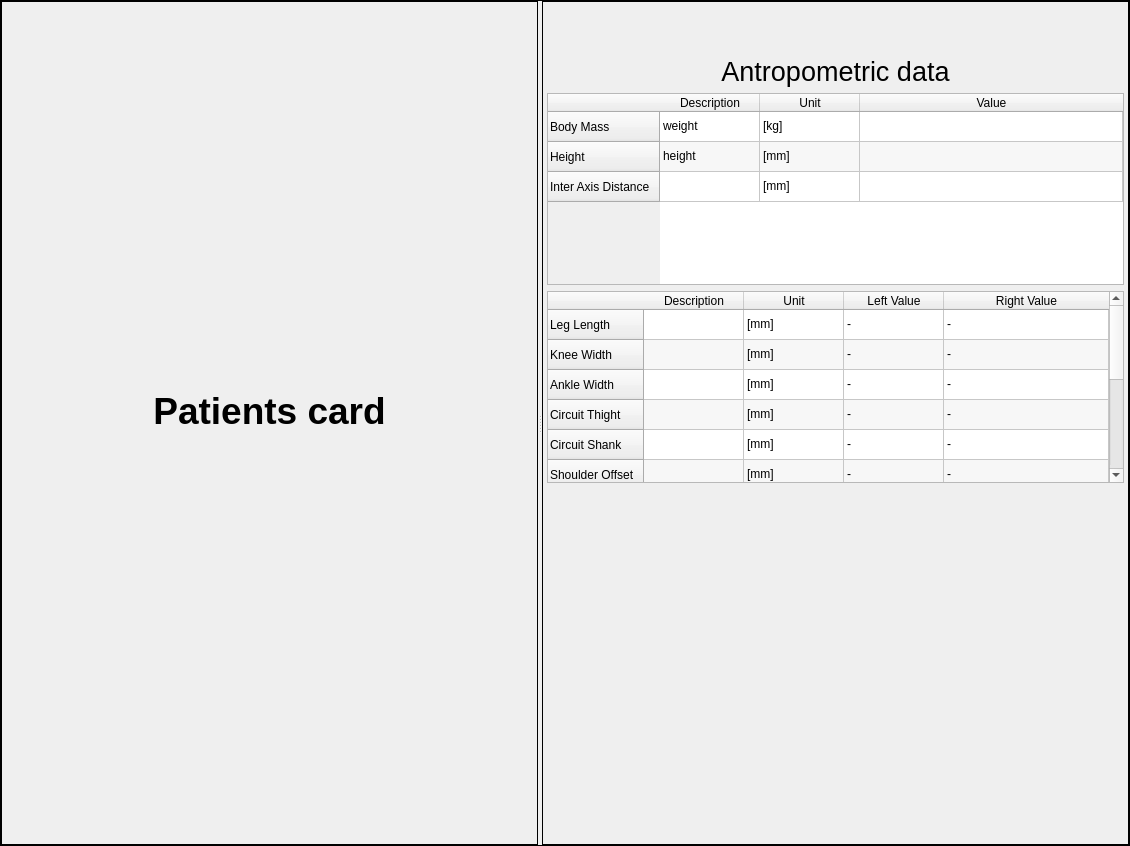
Old version of the form trunk/src/edr/src/plugins/communication/ui/PatientCardWidget.ui in the repository mk4me/hm-mde-one.
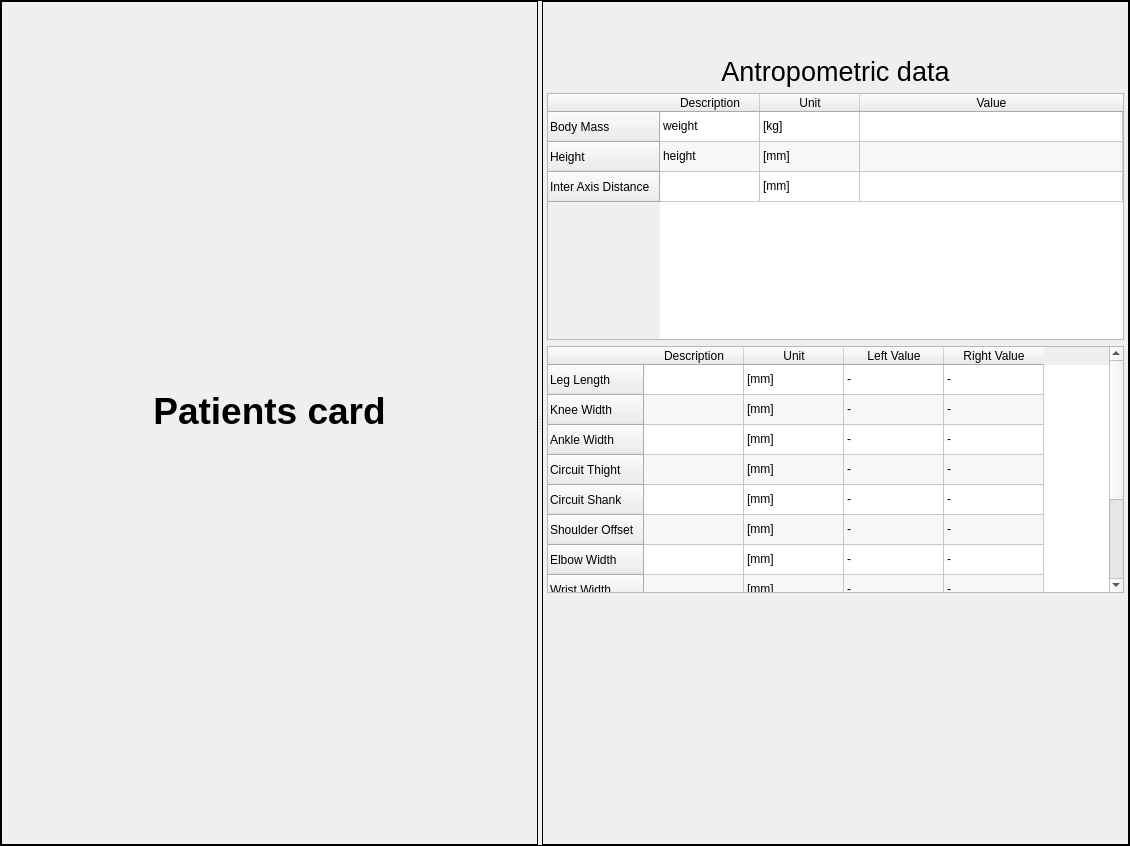
New version of the form.

```diff
--- a/trunk/src/edr/src/plugins/communication/ui/PatientCardWidget.ui
+++ b/trunk/src/edr/src/plugins/communication/ui/PatientCardWidget.ui
@@ -123,6 +123,12 @@
         <verstretch>0</verstretch>
        </sizepolicy>
       </property>
+      <property name="maximumSize">
+       <size>
+        <width>16777215</width>
+        <height>16777215</height>
+       </size>
+      </property>
       <property name="frameShape">
        <enum>QFrame::Box</enum>
       </property>
@@ -164,7 +170,7 @@
        <item>
         <widget class="QTableWidget" name="generalDataTable">
          <property name="sizePolicy">
-          <sizepolicy hsizetype="Expanding" vsizetype="Preferred">
+          <sizepolicy hsizetype="Expanding" vsizetype="Expanding">
            <horstretch>0</horstretch>
            <verstretch>0</verstretch>
           </sizepolicy>
@@ -291,7 +297,7 @@
        <item>
         <widget class="QTableWidget" name="leftRightDataTable">
          <property name="sizePolicy">
-          <sizepolicy hsizetype="Expanding" vsizetype="Preferred">
+          <sizepolicy hsizetype="Expanding" vsizetype="Expanding">
            <horstretch>0</horstretch>
            <verstretch>0</verstretch>
           </sizepolicy>
@@ -326,6 +332,9 @@
          <property name="selectionBehavior">
           <enum>QAbstractItemView::SelectRows</enum>
          </property>
+         <property name="cornerButtonEnabled">
+          <bool>false</bool>
+         </property>
          <property name="columnCount">
           <number>4</number>
          </property>
@@ -339,7 +348,7 @@
           <bool>false</bool>
          </attribute>
          <attribute name="horizontalHeaderStretchLastSection">
-          <bool>true</bool>
+          <bool>false</bool>
          </attribute>
          <attribute name="verticalHeaderVisible">
           <bool>true</bool>
```
Left out of the diff: 6 changed lines with no effect on the pictures.
